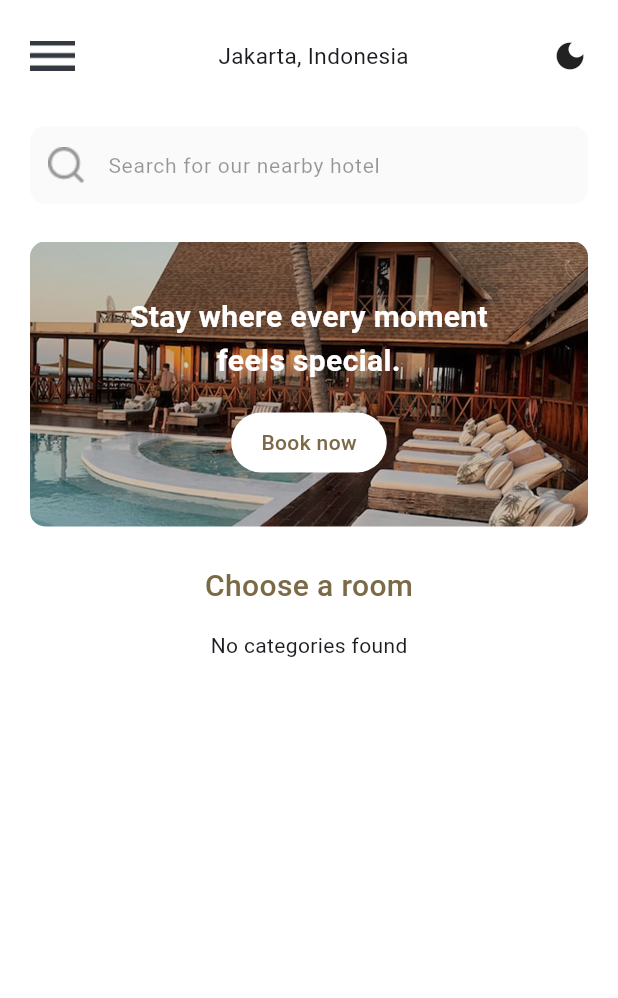
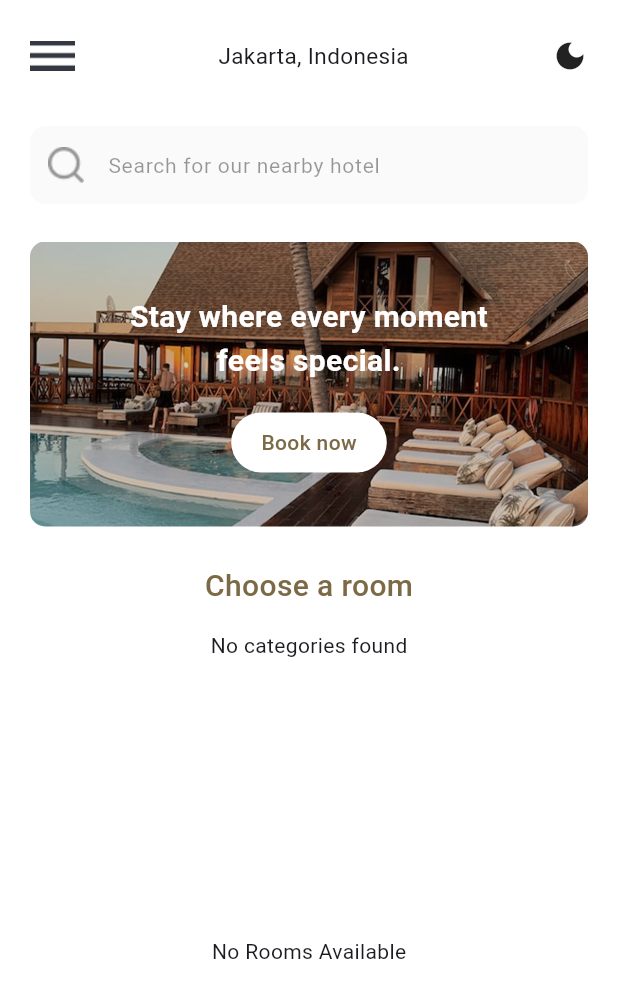
Before and after one commit to emonBimantara/paradise-view, a Flutter app: the screen it shows once a user with an empty profile is signed in, on a phone screen of 412 x 824 dp. Shown: the top 998 px of the screen. Run offline on Flutter 3.47's test engine with Material 3 defaults, Android fonts, the phone set to English and light mode, and no system bars; our stand-ins replace cloud_firestore, firebase_auth, firebase_core, get; accounts and stored records are empty.

Commit message:
fetch room

```diff
--- a/lib/Features/Home/Model/room_model.dart
+++ b/lib/Features/Home/Model/room_model.dart
@@ -7,6 +7,7 @@ class RoomModel {
   final List<String> facilities;
   final int price;
   final double rating;
+  final int guest;
 
   RoomModel({
     required this.id,
@@ -17,6 +18,7 @@ class RoomModel {
     required this.facilities,
     required this.price,
     required this.rating,
+    required this.guest,
   });
 
   factory RoomModel.fromFireStore(String id, Map<String, dynamic> data) {
@@ -29,6 +31,7 @@ class RoomModel {
       facilities: List<String>.from(data['facilities'] ?? []),
       price: (data['price'] as num?)?.toInt() ?? 0,
       rating: (data['rating'] as num?)?.toDouble() ?? 0.0,
+      guest: (data['guest'] as num?)?.toInt() ?? 0
     );
   }
 }
--- a/lib/Features/Home/View/home_page.dart
+++ b/lib/Features/Home/View/home_page.dart
@@ -1,5 +1,6 @@
 import 'package:flutter/material.dart';
 import 'package:paradise_view/Components/custom_category_room.dart';
+import 'package:paradise_view/Components/custom_room_card.dart';
 import 'package:paradise_view/Features/Home/Model/room_model.dart';
 import 'package:paradise_view/Features/Home/Service/room_service.dart';
 
@@ -21,15 +22,8 @@ class _HomePageState extends State<HomePage> {
   @override
   void initState() {
     categoryList = RoomService().getRoomCategories();
-
-    categoryList.then((categories) {
-      if (categories.contains("Standard")) {
-        setState(() {
-          selectedCategory = "Standard";
-          roomList = RoomService().getRooms(selectedCategory);
-        });
-      }
-    });
+    selectedCategory = "Standard";
+    roomList = RoomService().getRooms(selectedCategory);
     super.initState();
   }
 
@@ -138,14 +132,10 @@ class _HomePageState extends State<HomePage> {
               SizedBox(height: 15),
 
               SizedBox(
-                height: 50,
+                height: 40,
                 child: FutureBuilder<List<String>>(
                   future: categoryList,
                   builder: (context, snapshot) {
-                    if (snapshot.connectionState == ConnectionState.waiting) {
-                      return Center(child: CircularProgressIndicator(color: Color(0xff7C6A46),));
-                    }
-
                     if (!snapshot.hasData || snapshot.data!.isEmpty) {
                       return Text("No categories found");
                     }
@@ -165,6 +155,51 @@ class _HomePageState extends State<HomePage> {
                   },
                 ),
               ),
+
+              SizedBox(height: 10),
+
+              Expanded(
+                child: FutureBuilder(
+                  future: roomList,
+                  builder: (context, snapshot) {
+                    if (snapshot.connectionState == ConnectionState.waiting) {
+                      return Center(
+                        child: CircularProgressIndicator(
+                          color: Color(0xff7C6A46),
+                        ),
+                      );
+                    }
+
+                    final rooms = snapshot.data ?? [];
+                    if (rooms.isEmpty) {
+                      return Center(child: Text("No Rooms Available"));
+                    }
+
+                    if (snapshot.hasError) {
+                      return Center(child: Text("Error : ${snapshot.error}"));
+                    }
+
+                    return ListView.builder(
+                      itemCount: rooms.length,
+                      itemBuilder: (context, index) {
+                        final room = rooms[index];
+                        return GestureDetector(
+                          onTap: () {},
+                          child: CustomRoomCard(
+                            title: room.title,
+                            imageUrl: room.roomImg.isNotEmpty
+                                ? room.roomImg[0]
+                                : 'https://placeholder.com/150',
+                            rating: room.rating,
+                            price: room.price,
+                            guest: room.guest,
+                          ),
+                        );
+                      },
+                    );
+                  },
+                ),
+              ),
             ],
           ),
         ),
--- a/lib/main.dart
+++ b/lib/main.dart
@@ -1,7 +1,6 @@
 import 'package:firebase_core/firebase_core.dart';
 import 'package:flutter/material.dart';
 import 'package:get/get.dart';
-import 'package:paradise_view/Features/Auth/Controller/auth_controller.dart';
 import 'package:paradise_view/Features/Auth/Views/login_page.dart';
 import 'package:paradise_view/Features/Auth/Views/register_page.dart';
 import 'package:paradise_view/Features/Auth/Views/splash_page.dart';
--- a/pubspec.yaml
+++ b/pubspec.yaml
@@ -19,6 +19,7 @@ dependencies:
   flutterfire_cli: ^1.3.1
   cloud_firestore: ^6.1.2
   firebase_storage: ^13.0.6
+  intl: ^0.18.1
 
 dev_dependencies:
   flutter_test:
```
Also changed, not shown: lib/Components/custom_room_card.dart (added, +150 -0 lines), pubspec.lock.
